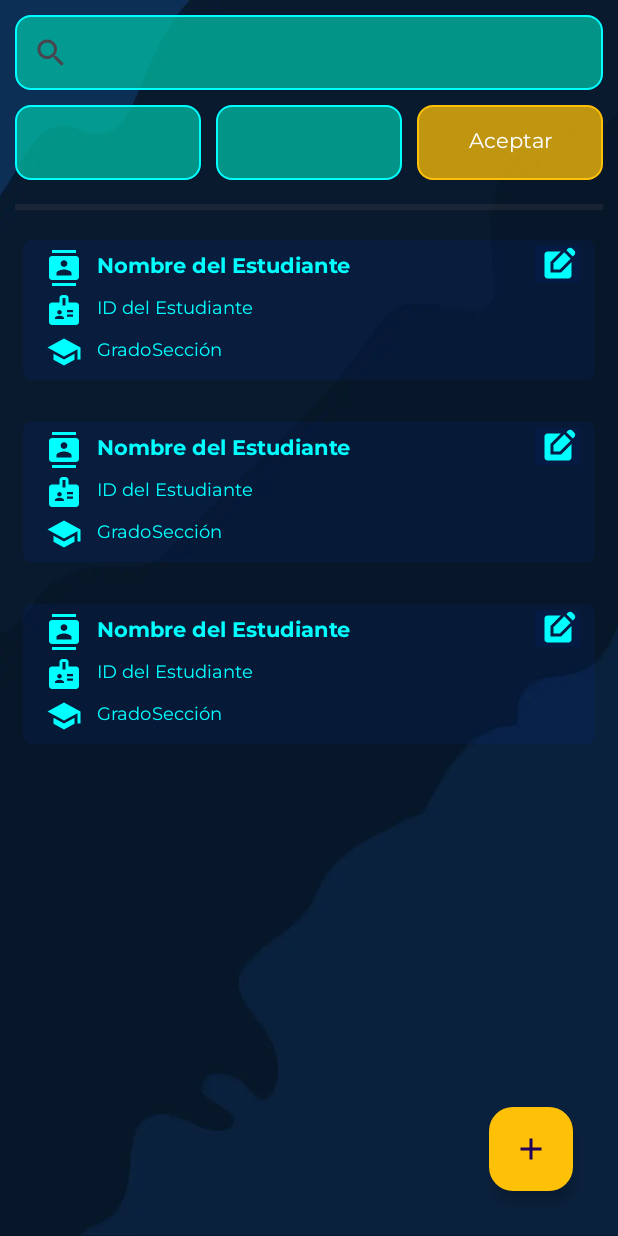
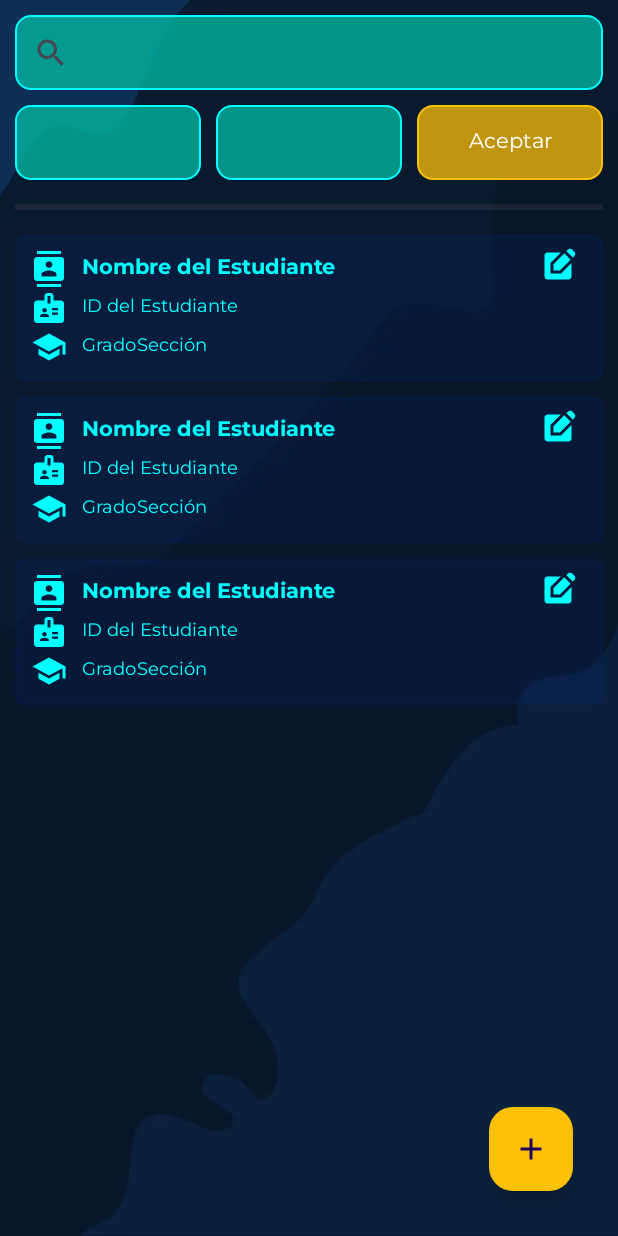
Before and after one commit to GitHope123/Example, an Android app: the layout fragment_estudiante.xml on its own in the app's theme, with its tools: preview values and no code run, on a phone screen of 412 x 824 dp. Run offline under Robolectric (Android 15) with nearby library versions, the phone set to English and light mode, and no system bars.

```diff
--- a/app/src/main/res/layout/fragment_estudiante.xml
+++ b/app/src/main/res/layout/fragment_estudiante.xml
@@ -72,6 +72,7 @@
         android:layout_marginTop="10dp" />
     <androidx.recyclerview.widget.RecyclerView
         android:id="@+id/recyclerView"
+        android:layout_marginTop="5dp"
         android:layout_width="match_parent"
         android:layout_height="0dp"
         android:layout_weight="1"
--- a/app/src/main/res/layout/item_student.xml
+++ b/app/src/main/res/layout/item_student.xml
@@ -3,24 +3,31 @@
     xmlns:app="http://schemas.android.com/apk/res-auto"
     android:layout_width="match_parent"
     android:layout_height="wrap_content"
-    android:layout_margin="5dp"
-    android:background="@drawable/background_text_transparent"
+    android:layout_marginVertical="5dp"
+    android:background="@drawable/background_white_element_full"
     android:backgroundTint="@color/Primary_transparent_blue_black">
 
     <LinearLayout
         android:layout_width="match_parent"
         android:layout_height="wrap_content"
-        android:orientation="vertical"
-        android:padding="15dp">
+        android:padding="5dp"
+        android:orientation="vertical">
 
         <LinearLayout
             android:layout_width="match_parent"
+            android:layout_height="match_parent"
+            android:orientation="horizontal">
+
+            <LinearLayout
+                android:layout_width="wrap_content"
                 android:layout_height="wrap_content"
-            android:orientation="vertical">
+                android:orientation="vertical"
+                android:layout_weight="1"
+                android:padding="5dp">
 
                 <TextView
                     android:id="@+id/textViewNombreCompleto"
-                android:layout_width="wrap_content"
+                    android:layout_width="match_parent"
                     android:layout_height="wrap_content"
                     android:drawableLeft="@drawable/icon_estudiante"
                     android:drawablePadding="10dp"
@@ -35,7 +42,7 @@
                     android:id="@+id/textViewDni"
                     android:layout_width="wrap_content"
                     android:layout_height="wrap_content"
-                android:layout_marginTop="4dp"
+                    android:layout_marginTop="2dp"
                     android:drawableLeft="@drawable/icon_dni"
                     android:drawablePadding="10dp"
                     android:drawableTint="@color/Primary_blue_sky"
@@ -46,15 +53,15 @@
                     android:textSize="12sp" />
 
                 <LinearLayout
-                android:layout_width="match_parent"
+                    android:layout_width="wrap_content"
                     android:layout_height="wrap_content"
+                    android:layout_marginTop="2dp"
                     android:orientation="horizontal">
 
                     <TextView
                         android:id="@+id/studentGradeTextView"
                         android:layout_width="wrap_content"
                         android:layout_height="wrap_content"
-                    android:layout_marginTop="4dp"
                         android:drawableLeft="@drawable/icon_grado"
                         android:drawablePadding="10dp"
                         android:drawableTint="@color/Primary_blue_sky"
@@ -67,8 +74,7 @@
                     <TextView
                         android:id="@+id/studentSectionTextView"
                         android:layout_width="wrap_content"
-                    android:layout_height="wrap_content"
-                    android:layout_marginTop="4dp"
+                        android:layout_height="match_parent"
                         android:fontFamily="@font/montserrat"
                         android:gravity="center_vertical"
                         android:text="Sección"
@@ -78,16 +84,18 @@
 
             </LinearLayout>
 
-    </LinearLayout>
-
             <ImageButton
                 android:id="@+id/imageButtonEdit"
                 android:layout_width="30dp"
                 android:layout_height="30dp"
                 android:layout_gravity="top|end"
-        android:src="@drawable/icon_edit"
+                android:layout_marginEnd="10dp"
                 android:background="@drawable/background_text_transparent"
-        android:backgroundTint="@color/Primary_transparent_blue_black"
+                android:backgroundTint="@color/transparent_color"
                 android:padding="4dp"
-        android:layout_margin="10dp"/>
+                android:src="@drawable/icon_edit" />
+        </LinearLayout>
+
+    </LinearLayout>
+
 </FrameLayout>
```
Lines whose indentation alone changed are shown as unchanged.
